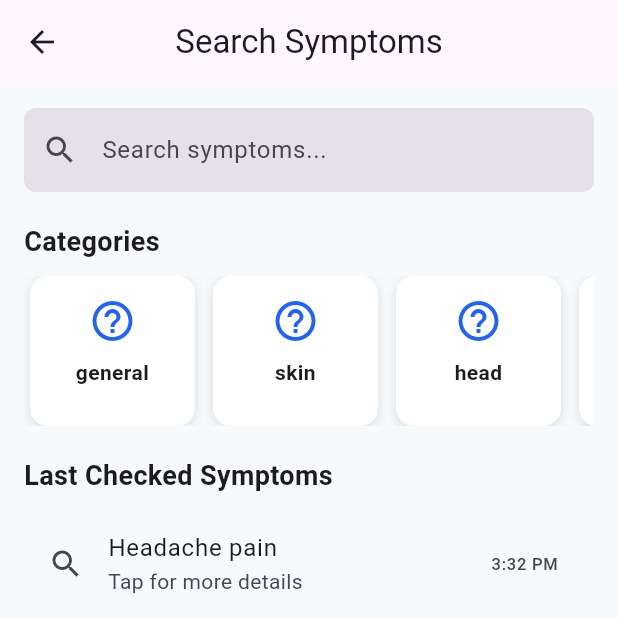
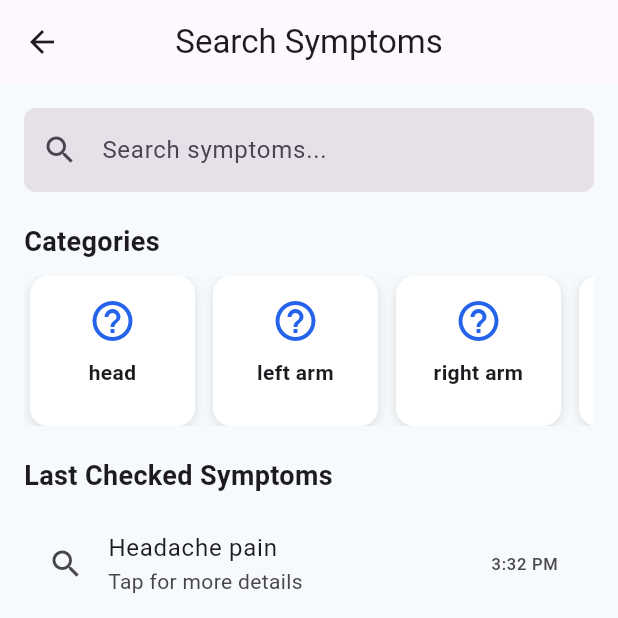
Before and after one commit to KMernDabest/PainMap, a Flutter app: the screen it shows after launch, item 2 of the bottom bar chosen, on a phone screen of 412 x 824 dp, the top half of it. Run offline on Flutter 3.47's test engine with Material 3 defaults, Android fonts, the phone set to English and light mode, and no system bars; missing offline and left inert: body_part_selector.

Commit message:
Created body model

```diff
--- a/lib/models/body_part.dart
+++ b/lib/models/body_part.dart
@@ -6,49 +6,19 @@ enum Level{
   severe
 }
 
-class BodyPart {
+enum BodyPart {
+  head(1, 'head', 'face'),
+  leftArm(2, 'left arm', 'handyman'),
+  rightArm(3, 'right arm', 'handyman'),
+  abdomen(4, 'abdomen', 'center_focus'),
+  leftLeg(5, 'left leg', 'directions_walk'),
+  rightLeg(6, 'right leg', 'directions_walk');
+
   final int id;
   final String name;
-  final String? icon;
+  final String icon;
 
-  BodyPart({
-    required this.id,
-    required this.name,
-    this.icon,
-  });
-
-  factory BodyPart.fromJson(Map<String, dynamic> json) {
-    return BodyPart(
-      id: json['id'] as int,
-      name: json['name'] as String,
-      icon: json['icon'] as String?,
-    );
-  }
-
-  Map<String, dynamic> toJson() => {
-    'id': id,
-    'name': name,
-    'icon': icon,
-  };
-
-  @override
-  String toString() => 'BodyPart(id: $id, name: $name, icon: $icon)';
-
-  //Mock Data
-  static List<BodyPart> get values => [
-    BodyPart(id: 1, name: "general", icon: "accessibility"),
-    BodyPart(id: 2, name: "skin", icon: "texture"),
-    BodyPart(id: 3, name: "head", icon: "face"),
-    BodyPart(id: 4, name: "neck", icon: "neck_health"),
-    BodyPart(id: 5, name: "chest", icon: "favorite"),
-    BodyPart(id: 6, name: "arms", icon: "handyman"),
-    BodyPart(id: 7, name: "abdomen", icon: "center_focus"),
-    BodyPart(id: 8, name: "pelvis", icon: "wc"),
-    BodyPart(id: 9, name: "back", icon: "airline_seat_recline"),
-    BodyPart(id: 10, name: "buttocks", icon:"airline_seat_flat"),
-    BodyPart(id: 11, name:"leg",icon:"directions_walk")
-  ];
-
+  const BodyPart(this.id, this.name, this.icon);
 }
 
 // /// Body parts enumeration
--- a/lib/models/history.dart
+++ b/lib/models/history.dart
@@ -26,7 +26,9 @@ class History {
       id: json['id'] as String,
       symptomName: Symptom.fromJson(json['symptomName'] as Map<String, dynamic>),
       disease: Disease.fromJson(json['disease'] as Map<String, dynamic>),
-      bodyPart: BodyPart.fromJson(json['bodyPart'] as Map<String, dynamic>),
+      bodyPart: BodyPart.values.firstWhere(
+        (bp) => bp.id == json['bodyPartId'] as int,
+      ),
       dateLogged: DateTime.parse(json['dateLogged'] as String),
       level: json['level'] as int?,
       notes: json['notes'] as String?,
@@ -36,7 +38,7 @@ class History {
   Map<String, dynamic> toJson() => {
     'id': id,
     'symptomName': symptomName,
-    'bodyPart': bodyPart.toJson(),
+    'bodyPartId': bodyPart.id,
     'dateLogged': dateLogged.toIso8601String(),
     'level': level,
     'notes': notes,
--- a/lib/models/symptom.dart
+++ b/lib/models/symptom.dart
@@ -19,14 +19,16 @@ class Symptom {
     return Symptom(
       id: json['id'] as int,
       name: json['name'] as String,
-      bodyPart: BodyPart.fromJson(json['bodyPart'] as Map<String, dynamic>),
+      bodyPart: BodyPart.values.firstWhere(
+        (bp) => bp.id == json['bodyPartId'] as int,
+      ),
     );
   }
 
   Map<String, dynamic> toJson() => {
     'id': id,
     'name': name,
-    'bodyPart': bodyPart.toJson(),
+    'bodyPartId': bodyPart.id,
   };
 
 
```
Also changed, not shown: lib/screen/home_screen.dart (+78 -3 lines), lib/widgets/body_diagram.dart (added, +73 -0 lines), pubspec.yaml (+4 -3 lines), assets/m_front.svg (added), lib/services/symptom_matcher_service.dart (added), pubspec.lock.
